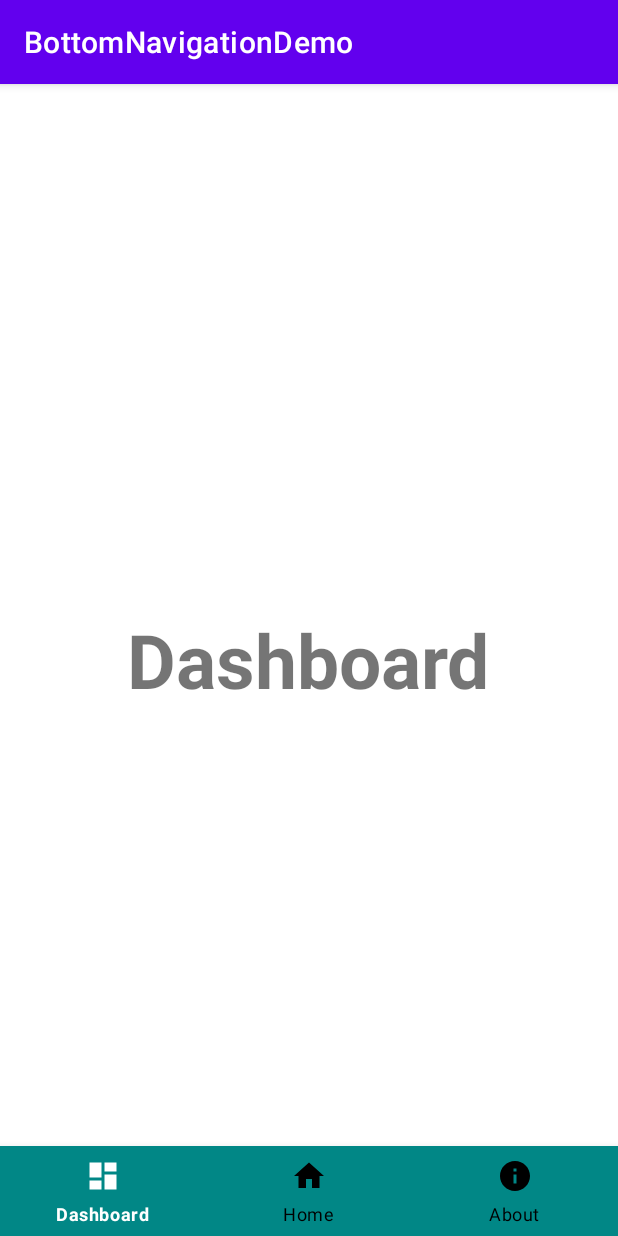
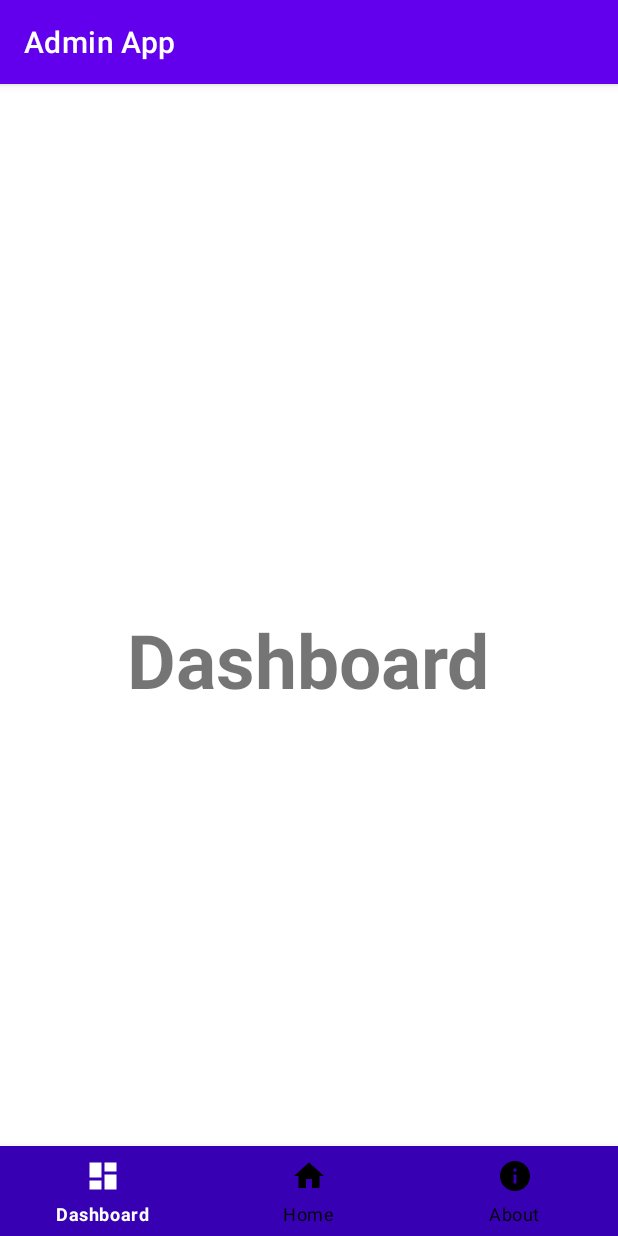
Before and after one commit to xswapsx/BottomNavigationExample, an Android app: the screen it shows after launch (Dashboard), on a phone screen of 412 x 824 dp. Run offline under Robolectric (Android 15) with nearby library versions, the phone set to English and light mode, and no system bars.

Commit message:
changed color scheme for bottom navigation bar

```diff
--- a/app/src/main/res/layout/activity_about.xml
+++ b/app/src/main/res/layout/activity_about.xml
@@ -19,7 +19,7 @@
         android:layout_width="match_parent"
         android:layout_height="60dp"
         android:layout_alignParentBottom="true"
-        app:itemBackground="@color/teal_700"
+        app:itemBackground="@color/purple_700"
         app:itemIconTint="@drawable/selector"
         app:itemTextColor="@drawable/selector"
         app:menu="@menu/menu_navigation" />
--- a/app/src/main/res/layout/activity_dashboard.xml
+++ b/app/src/main/res/layout/activity_dashboard.xml
@@ -19,7 +19,7 @@
         android:layout_width="match_parent"
         android:layout_height="60dp"
         android:layout_alignParentBottom="true"
-        app:itemBackground="@color/teal_700"
+        app:itemBackground="@color/purple_700"
         app:itemIconTint="@drawable/selector"
         app:itemTextColor="@drawable/selector"
         app:menu="@menu/menu_navigation" />
--- a/app/src/main/res/layout/activity_main.xml
+++ b/app/src/main/res/layout/activity_main.xml
@@ -19,7 +19,7 @@
         android:layout_width="match_parent"
         android:layout_height="60dp"
         android:layout_alignParentBottom="true"
-        app:itemBackground="@color/teal_700"
+        app:itemBackground="@color/purple_700"
         app:itemIconTint="@drawable/selector"
         app:itemTextColor="@drawable/selector"
         app:menu="@menu/menu_navigation" />
--- a/app/src/main/res/values/strings.xml
+++ b/app/src/main/res/values/strings.xml
@@ -1,3 +1,3 @@
 <resources>
-    <string name="app_name">BottomNavigationDemo</string>
+    <string name="app_name">Admin App</string>
 </resources>
--- a/app/src/main/res/values/themes.xml
+++ b/app/src/main/res/values/themes.xml
@@ -3,7 +3,8 @@
     <style name="Theme.BottomNavigationDemo" parent="Theme.MaterialComponents.DayNight.DarkActionBar">
         <!-- Primary brand color. -->
         <item name="colorPrimary">@color/purple_500</item>
-        <item name="colorPrimaryVariant">@color/purple_700</item>
+        <item name="colorPrimaryVariant">@color/purple_700</item><!--<item name="colorPrimary">@color/purple_500</item>
+        <item name="colorPrimaryVariant">@color/purple_700</item>-->
         <item name="colorOnPrimary">@color/white</item>
         <!-- Secondary brand color. -->
         <item name="colorSecondary">@color/teal_200</item>
```
